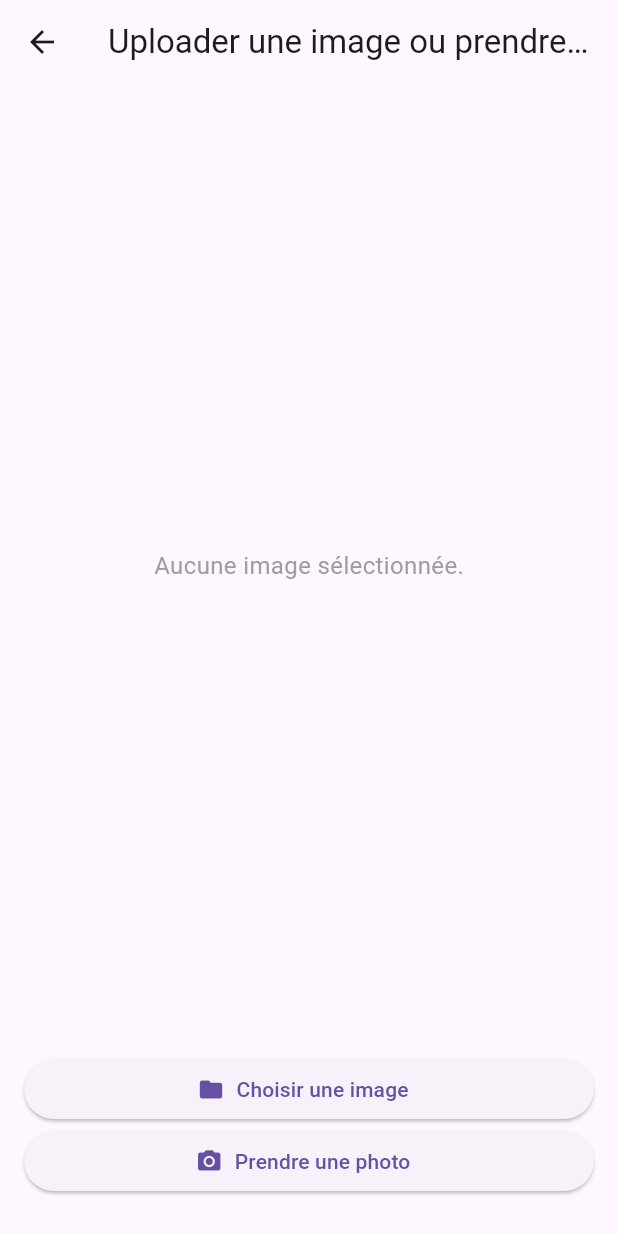
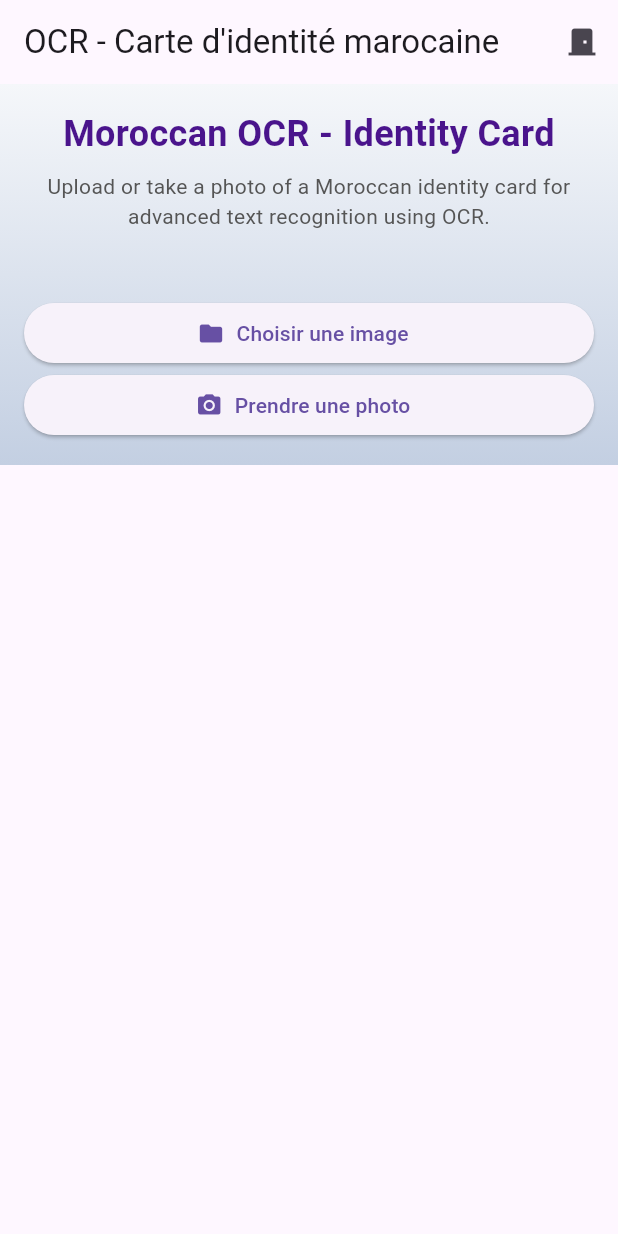
Before and after one commit to zouhair458/flutter-ocr, a Flutter app: the LocalImageUploader screen opened by its route, on a phone screen of 412 x 824 dp. Run offline on Flutter 3.47's test engine with Material 3 defaults, Android fonts, the phone set to English and light mode, and no system bars; our stand-ins replace file_picker, image_picker.

Commit message:
Fixing image analysis

```diff
--- a/lib/screens/local_image_uploader.dart
+++ b/lib/screens/local_image_uploader.dart
@@ -2,26 +2,37 @@ import 'package:flutter/material.dart';
 import 'dart:io';
 import 'package:file_picker/file_picker.dart';
 import 'package:image_picker/image_picker.dart';
+import '../services/ocr_service.dart';
 
 class LocalImageUploader extends StatefulWidget {
+  final Function onLogout; // Callback pour gérer la déconnexion
+
+  const LocalImageUploader({Key? key, required this.onLogout}) : super(key: key);
+
+
+
   @override
   _LocalImageUploaderState createState() => _LocalImageUploaderState();
 }
 
 class _LocalImageUploaderState extends State<LocalImageUploader> {
   File? _selectedImage;
+  final OcrService _ocrService = OcrService();
   final ImagePicker _imagePicker = ImagePicker();
+  String? _analysisResult;
+  bool _isAnalyzing = false;
 
-  // Fonction pour sélectionner une image depuis le disque local
+  // Fonction pour sélectionner une image depuis le stockage local
   Future<void> _pickImageFromLocal() async {
     final result = await FilePicker.platform.pickFiles(
       type: FileType.custom,
-      allowedExtensions: ['jpg', 'jpeg', 'png'], // Autorise uniquement les images
+      allowedExtensions: ['jpg', 'jpeg', 'png'],
     );
 
     if (result != null && result.files.single.path != null) {
       setState(() {
         _selectedImage = File(result.files.single.path!);
+        _analysisResult = null; // Réinitialise le résultat précédent
       });
     } else {
       _showSnackBar("Aucun fichier sélectionné ou format incorrect.");
@@ -35,57 +46,151 @@ class _LocalImageUploaderState extends State<LocalImageUploader> {
     if (pickedFile != null) {
       setState(() {
         _selectedImage = File(pickedFile.path);
+        _analysisResult = null; // Réinitialise le résultat précédent
       });
     } else {
       _showSnackBar("Aucune photo prise.");
     }
   }
 
-  // Fonction pour effacer l'image sélectionnée
-  void _clearImage() {
+  // Fonction pour analyser l'image avec l'API OCR
+  Future<void> _analyzeImage() async {
+    if (_selectedImage == null) {
+      _showSnackBar("Veuillez sélectionner une image.");
+      return;
+    }
+
     setState(() {
-      _selectedImage = null;
+      _isAnalyzing = true;
+      _analysisResult = null;
+    });
+
+    try {
+      final result = await _ocrService.analyzeImage(_selectedImage!.path);
+      setState(() {
+        _analysisResult = result;
+      });
+    } catch (e) {
+      _showSnackBar("Erreur lors de l'analyse OCR : ${e.toString()}");
+    } finally {
+      setState(() {
+        _isAnalyzing = false;
       });
     }
+  }
 
-  // Afficher une notification en bas de l'écran
+  // Fonction pour afficher une notification en bas de l'écran
   void _showSnackBar(String message) {
     ScaffoldMessenger.of(context).showSnackBar(
       SnackBar(content: Text(message)),
     );
   }
 
+  // Fonction pour effacer l'image sélectionnée
+  void _clearImage() {
+    setState(() {
+      _selectedImage = null;
+      _analysisResult = null;
+    });
+  }
+
   @override
   Widget build(BuildContext context) {
     return Scaffold(
       appBar: AppBar(
-        title: Text("Uploader une image ou prendre une photo"),
+        automaticallyImplyLeading: false,
+        title: Text("OCR - Carte d'identité marocaine"),
+         actions: [
+          IconButton(
+            icon: Icon(Icons.door_front_door, size: 24.0), // Icône porte ouverte
+            onPressed: () {
+              widget.onLogout(); // Appelle la fonction de déconnexion
+            },
           ),
-      body: Padding(
+        ],
+      ),
+      body: Container(
         padding: const EdgeInsets.all(16.0),
+        decoration: BoxDecoration(
+          gradient: LinearGradient(
+            colors: [Color(0xFFF5F7FA), Color(0xFFC3CFE2)],
+            begin: Alignment.topCenter,
+            end: Alignment.bottomCenter,
+          ),
+        ),
+        child: SingleChildScrollView( // Permet de faire défiler la page
           child: Column(
             crossAxisAlignment: CrossAxisAlignment.stretch,
             children: [
-            // Section de prévisualisation
-            Expanded(
-              child: _selectedImage == null
-                  ? Center(
-                      child: Text(
-                        "Aucune image sélectionnée.",
-                        style: TextStyle(fontSize: 16, color: Colors.grey),
+              Text(
+                "Moroccan OCR - Identity Card",
+                style: TextStyle(
+                  fontSize: 24,
+                  fontWeight: FontWeight.bold,
+                  color: Color(0xFF4A148C),
                 ),
-                    )
-                  : ClipRRect(
+                textAlign: TextAlign.center,
+              ),
+              const SizedBox(height: 8),
+              Text(
+                "Upload or take a photo of a Moroccan identity card for advanced text recognition using OCR.",
+                style: TextStyle(fontSize: 14, color: Color(0xFF555555)),
+                textAlign: TextAlign.center,
+              ),
+              const SizedBox(height: 24),
+              if (_selectedImage != null) ...[
+                ClipRRect(
                   borderRadius: BorderRadius.circular(10),
                   child: Image.file(
                     _selectedImage!,
                     fit: BoxFit.cover,
                     width: double.infinity,
+                    height: 200,
+                  ),
+                ),
+                const SizedBox(height: 10),
+                ElevatedButton.icon(
+                  onPressed: _analyzeImage,
+                  icon: Icon(Icons.analytics),
+                  label: Text(
+                      _isAnalyzing ? "Analyse en cours..." : "Analyser"),
+                ),
+              ],
+              if (_analysisResult != null) ...[
+                const SizedBox(height: 20),
+                Text(
+                  "Résultat de l'analyse :",
+                  style: TextStyle(
+                    fontWeight: FontWeight.bold,
+                    fontSize: 16,
+                    color: Color(0xFF1E88E5),
+                  ),
+                ),
+                const SizedBox(height: 10),
+                Container(
+                  padding: EdgeInsets.all(12),
+                  decoration: BoxDecoration(
+                    color: Color(0xFFE3F2FD),
+                    borderRadius: BorderRadius.circular(8),
+                    boxShadow: [
+                      BoxShadow(
+                        color: Colors.black.withOpacity(0.1),
+                        blurRadius: 4,
+                        spreadRadius: 2,
+                        offset: Offset(0, 2),
+                      ),
+                    ],
+                  ),
+                  child: Text(
+                    _analysisResult!,
+                    style: TextStyle(
+                      fontSize: 14,
+                      color: Color(0xFF333333),
                     ),
                   ),
                 ),
+              ],
               const SizedBox(height: 20),
-            // Bouton pour choisir une image
               ElevatedButton.icon(
                 onPressed: _pickImageFromLocal,
                 icon: Icon(Icons.folder),
@@ -96,7 +201,6 @@ class _LocalImageUploaderState extends State<LocalImageUploader> {
                 icon: Icon(Icons.camera_alt),
                 label: Text("Prendre une photo"),
               ),
-            const SizedBox(height: 10),
               if (_selectedImage != null)
                 ElevatedButton.icon(
                   onPressed: _clearImage,
@@ -106,6 +210,7 @@ class _LocalImageUploaderState extends State<LocalImageUploader> {
             ],
           ),
         ),
+      ),
     );
   }
 }
```
Also changed, not shown: lib/main.dart (+7 -4 lines), lib/models/user.dart (added, +33 -0 lines), lib/screens/login_screen.dart (+9 -23 lines), lib/services/auth_service.dart (+8 -13 lines), lib/services/ocr_service.dart (added, +29 -0 lines). Lines whose indentation alone changed are shown as unchanged.
